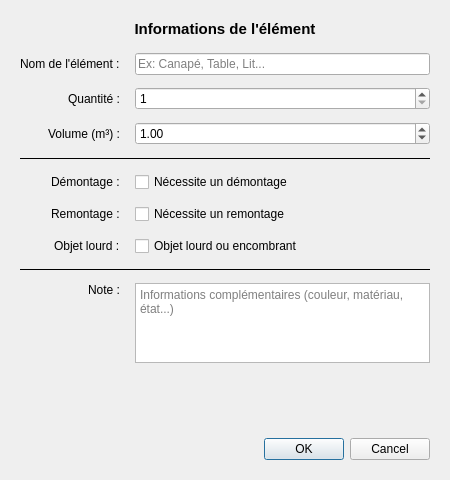
The window that DevisMaker/src/ui/ItemModifyierDialog.ui (Andreas-Chatti/DevisMaker) describes before a commit, drawn with Qt 5.
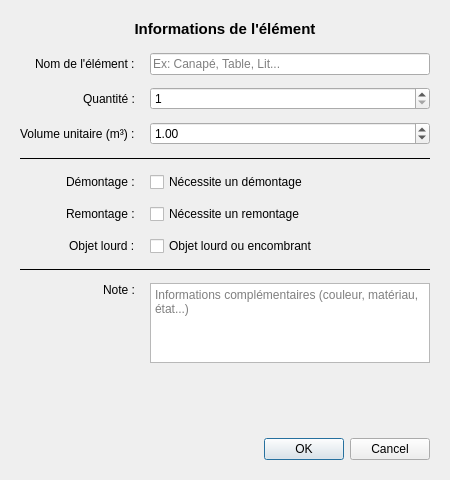
The same window after the commit.

Diff of the .ui file:
```diff
--- a/DevisMaker/src/ui/ItemModifyierDialog.ui
+++ b/DevisMaker/src/ui/ItemModifyierDialog.ui
@@ -118,7 +118,7 @@
 					<item row="2" column="0">
 						<widget class="QLabel" name="volumeLabel">
 							<property name="text">
-								<string>Volume (m³) :</string>
+        <string>Volume unitaire (m³) :</string>
 							</property>
 						</widget>
 					</item>
@@ -128,16 +128,16 @@
 								<number>2</number>
 							</property>
 							<property name="minimum">
-								<double>0.01</double>
+        <double>0.010000000000000</double>
 							</property>
 							<property name="maximum">
-								<double>999.99</double>
+        <double>999.990000000000009</double>
 							</property>
 							<property name="singleStep">
 								<double>0.10</double>
 							</property>
 							<property name="value">
-								<double>1.00</double>
+        <double>1.000000000000000</double>
 							</property>
 						</widget>
 					</item>
@@ -221,7 +221,7 @@
 								<string>Note :</string>
 							</property>
 							<property name="alignment">
-								<set>Qt::AlignmentFlag::AlignRight|Qt::AlignmentFlag::AlignTop</set>
+        <set>Qt::AlignmentFlag::AlignRight|Qt::AlignmentFlag::AlignTop|Qt::AlignmentFlag::AlignTrailing</set>
 							</property>
 						</widget>
 					</item>
```
Left out of the diff: 56 changed lines with no effect on the pictures. Lines whose indentation alone changed are shown as unchanged.
